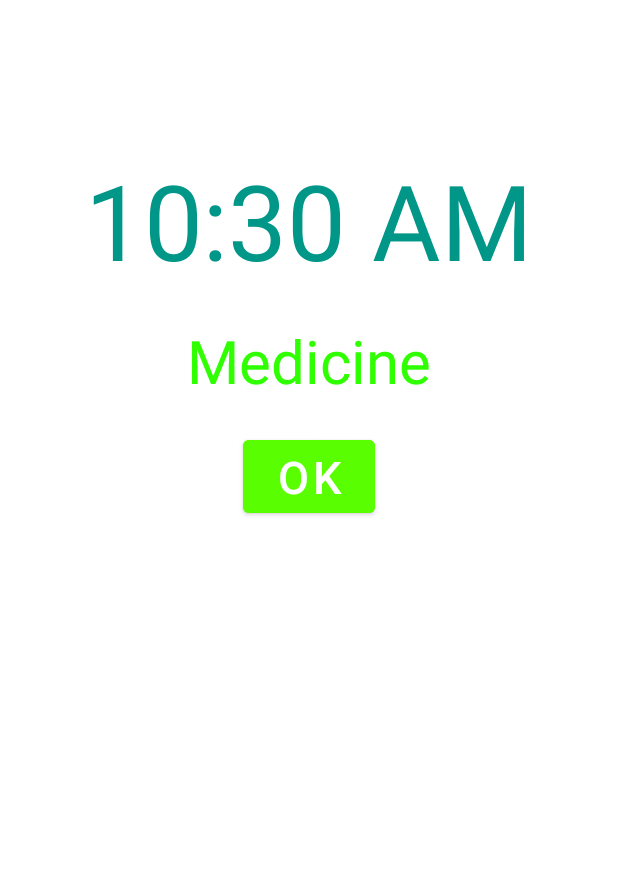
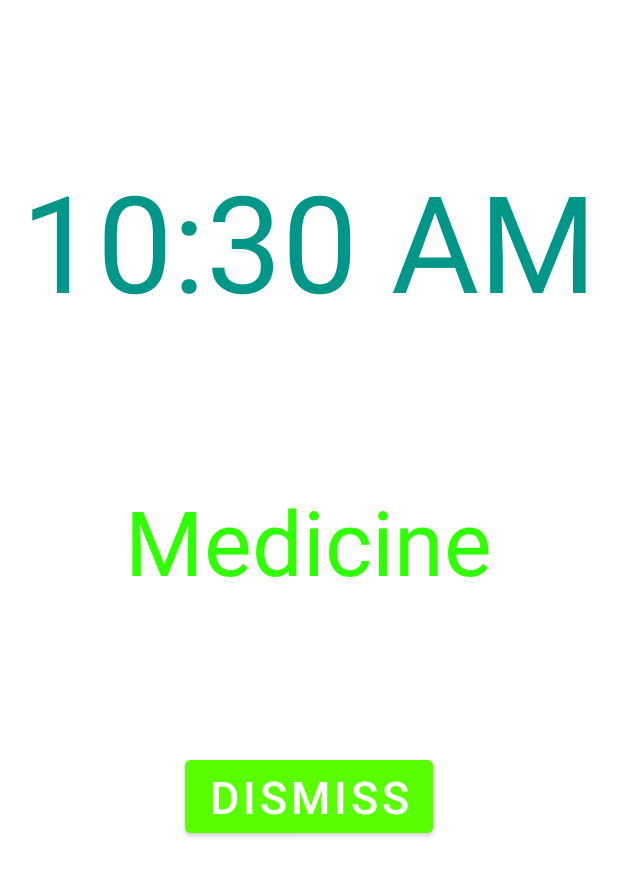
Before and after one commit to Bardia-Geimadil/Bsc_Project, an Android app: the layout activity_show_alarm.xml on its own in the app's theme, with its tools: preview values and no code run, on a phone screen of 412 x 824 dp. Shown: the top 876 px of the screen. Run offline under Robolectric (Android 15) with nearby library versions, the phone set to English and light mode, and no system bars.

Commit message:
File option added to medicine app

```diff
--- a/MedicinAlarm/app/src/main/AndroidManifest.xml
+++ b/MedicinAlarm/app/src/main/AndroidManifest.xml
@@ -1,6 +1,8 @@
 <?xml version="1.0" encoding="utf-8"?>
 <manifest xmlns:android="http://schemas.android.com/apk/res/android"
     package="com.example.medicinalarm">
+
+
 
     <application
         android:allowBackup="true"
@@ -9,7 +11,8 @@
         android:roundIcon="@mipmap/ic_launcher_round"
         android:supportsRtl="true"
         android:theme="@style/Theme.MedicinAlarm">
-        <activity android:name=".MedicineListActivity"></activity>
+        <activity android:name=".ShowAlarmActivity"></activity>
+        <activity android:name=".MedicineListActivity" />
         <activity android:name=".addDrugActivity" />
         <activity android:name=".MainActivity">
             <intent-filter>
--- a/MedicinAlarm/app/src/main/java/com/example/medicinalarm/addDrugActivity.java
+++ b/MedicinAlarm/app/src/main/java/com/example/medicinalarm/addDrugActivity.java
@@ -42,7 +42,10 @@ public class addDrugActivity extends AppCompatActivity {
 
                 Medicine.medicineList.add(medicine);
 
-                Toast.makeText(addDrugActivity.this , "Medicine Added " + Medicine.medicineList.size() , Toast.LENGTH_SHORT).show();
+                Toast.makeText(addDrugActivity.this , "Medicine Added", Toast.LENGTH_SHORT).show();
+
+                Utils.createFileContent(getApplicationContext());
+
                 finish();
             }
         });
--- a/MedicinAlarm/app/src/main/res/layout/activity_main.xml
+++ b/MedicinAlarm/app/src/main/res/layout/activity_main.xml
@@ -18,7 +18,7 @@
         />
 
 
-
+<!--
     <TextClock
         android:id="@+id/main_text_clock"
         android:layout_width="match_parent"
@@ -58,6 +58,7 @@
         android:textAllCaps="false"
         android:visibility="invisible"
         />
+    -->
 
     <Button
         android:id="@+id/addDrug"
--- a/MedicinAlarm/app/src/main/res/layout/medicine_dialog.xml
+++ b/MedicinAlarm/app/src/main/res/layout/activity_show_alarm.xml
@@ -1,16 +1,17 @@
 <?xml version="1.0" encoding="utf-8"?>
-<LinearLayout
-    xmlns:android="http://schemas.android.com/apk/res/android" android:layout_width="match_parent"
-    android:layout_height="wrap_content"
+<LinearLayout xmlns:android="http://schemas.android.com/apk/res/android"
+    xmlns:app="http://schemas.android.com/apk/res-auto"
+    xmlns:tools="http://schemas.android.com/tools"
+    android:layout_width="match_parent"
+    android:layout_height="match_parent"
     android:orientation="vertical"
-    >
-
+    tools:context=".ShowAlarmActivity">
 
     <TextClock
         android:id="@+id/textClock"
         android:layout_width="wrap_content"
         android:layout_height="wrap_content"
-        android:textSize="70sp"
+        android:textSize="90sp"
         android:text="18:02"
         android:layout_gravity="center_horizontal"
         android:layout_marginTop="100dp"
@@ -21,23 +22,21 @@
         android:layout_width="wrap_content"
         android:layout_height="wrap_content"
         android:text="Medicine"
-        android:textSize="40sp"
+        android:textSize="60sp"
         android:textColor="#2FFF00"
         android:layout_gravity="center_horizontal"
-        android:layout_marginTop="20dp"
+        android:layout_marginTop="100dp"
 
         />
     <Button
         android:id="@+id/okDialog"
         android:layout_width="wrap_content"
         android:layout_height="wrap_content"
-        android:text="OK"
+        android:text="Dismiss"
         android:backgroundTint="#59FF00"
         android:textSize="30sp"
         android:layout_gravity="center_horizontal"
-        android:layout_marginTop="20dp"
+        android:layout_marginTop="100dp"
         />
 
-
-
 </LinearLayout>
```
Also changed, not shown: MedicinAlarm/app/src/main/java/com/example/medicinalarm/MainActivity.java (+7 -42 lines), MedicinAlarm/app/src/main/java/com/example/medicinalarm/ShowAlarmActivity.java (added, +63 -0 lines), MedicinAlarm/app/src/main/java/com/example/medicinalarm/Utils.java (+102 -0 lines).
